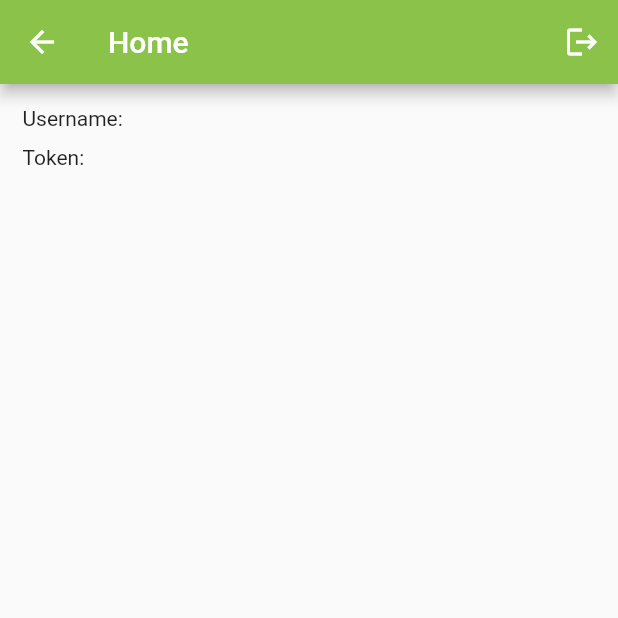
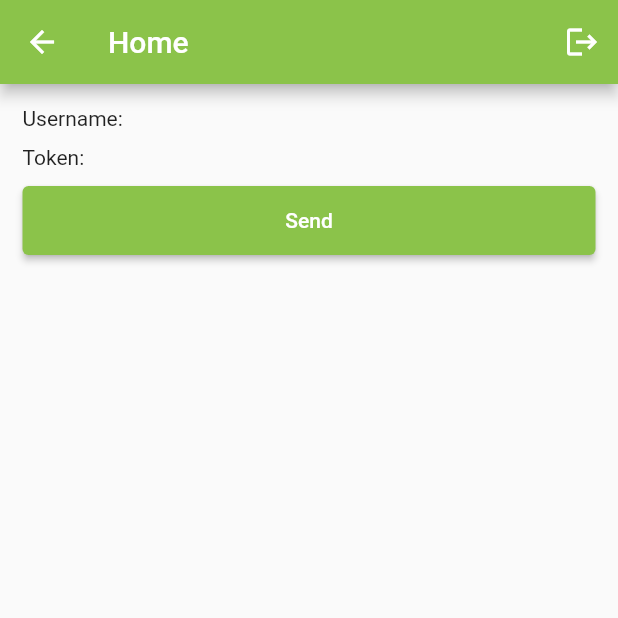
Before and after one commit to rayray199085/MyBlocApp, a Flutter app: the HomeView screen opened by its route, on a phone screen of 412 x 824 dp, the top half of it. Run offline on Flutter 3.47's test engine with Material 2 defaults, Android fonts, the phone set to English and light mode, and no system bars; our stand-ins replace bloc, equatable, flutter_bloc.

Commit message:
add a count down button to home page

```diff
--- a/my_bloc_app/lib/app.dart
+++ b/my_bloc_app/lib/app.dart
@@ -30,7 +30,7 @@ class MyBlocApp extends StatelessWidget {
           '/login': (context) => const LoginView(),
           '/home': (context) => const HomeView(),
         },
-        home: const LoginView(),
+        home: const HomeView(),
       ),
     );
   }
--- a/my_bloc_app/lib/pages/home/views/home_view.dart
+++ b/my_bloc_app/lib/pages/home/views/home_view.dart
@@ -1,7 +1,7 @@
 import 'package:flutter/material.dart';
 import 'package:flutter_bloc/flutter_bloc.dart';
 import 'package:my_bloc_app/blocs/authentication/authentication_cubit.dart';
-import 'package:my_bloc_app/widgets/custom_app_page.dart';
+import 'package:my_bloc_app/widgets/widgets.dart';
 
 class HomeView extends StatelessWidget {
   const HomeView({Key? key}) : super(key: key);
@@ -40,6 +40,10 @@ class HomeView extends StatelessWidget {
                   return Text('Token: ${state.token}');
                 },
               ),
+              const SizedBox(
+                height: 10,
+              ),
+              const CountDownButton(),
             ],
           ),
         ),
--- /dev/null
+++ b/my_bloc_app/lib/widgets/count_down_button/bloc/count_down_button_cubit.dart
@@ -0,0 +1,47 @@
+import 'dart:async';
+
+import 'package:bloc/bloc.dart';
+import 'package:equatable/equatable.dart';
+
+part 'count_down_button_state.dart';
+
+const _initialCount = 60;
+
+class CountDownButtonCubit extends Cubit<CountDownButtonState> {
+  CountDownButtonCubit()
+      : super(const CountDownButtonState(
+          count: _initialCount,
+          status: CountDownStatus.initialized,
+        ));
+
+  Timer? _timer;
+  void startCounting() {
+    if (_timer != null && _timer!.isActive) {
+      _resetTimer();
+    } else {
+      _timer = Timer.periodic(const Duration(seconds: 1), (timer) {
+        int currentCount = _initialCount - timer.tick;
+        if (currentCount >= 0) {
+          emit(state.copyWith(
+            count: currentCount,
+            status: CountDownStatus.processing,
+          ));
+        } else {
+          _resetTimer();
+        }
+      });
+    }
+  }
+
+  void _resetTimer() {
+    _timer?.cancel();
+    _timer = null;
+    emit(state.copyWith(status: CountDownStatus.completed));
+  }
+
+  @override
+  Future<void> close() {
+    _timer?.cancel();
+    return super.close();
+  }
+}
--- /dev/null
+++ b/my_bloc_app/lib/widgets/count_down_button/bloc/count_down_button_state.dart
@@ -0,0 +1,33 @@
+part of 'count_down_button_cubit.dart';
+
+enum CountDownStatus {
+  initialized,
+  processing,
+  completed,
+}
+
+class CountDownButtonState extends Equatable {
+  const CountDownButtonState({
+    required this.count,
+    required this.status,
+  });
+
+  final CountDownStatus status;
+  final int count;
+
+  CountDownButtonState copyWith({
+    int? count,
+    required CountDownStatus status,
+  }) {
+    return CountDownButtonState(
+      count: count ?? this.count,
+      status: status,
+    );
+  }
+
+  @override
+  List<Object> get props => [
+        count,
+        status,
+      ];
+}
--- /dev/null
+++ b/my_bloc_app/lib/widgets/count_down_button/count_down_widget.dart
@@ -0,0 +1,2 @@
+export 'package:my_bloc_app/widgets/count_down_button/bloc/count_down_button_cubit.dart';
+export 'package:my_bloc_app/widgets/count_down_button/views/count_down_button.dart';
--- /dev/null
+++ b/my_bloc_app/lib/widgets/count_down_button/views/count_down_button.dart
@@ -0,0 +1,42 @@
+import 'package:flutter/material.dart';
+import 'package:flutter_bloc/flutter_bloc.dart';
+import 'package:my_bloc_app/widgets/count_down_button/bloc/count_down_button_cubit.dart';
+
+class CountDownButton extends StatelessWidget {
+  const CountDownButton({Key? key}) : super(key: key);
+
+  @override
+  Widget build(BuildContext context) {
+    return BlocProvider(
+      create: (context) => CountDownButtonCubit(),
+      child: const CountDownView(),
+    );
+  }
+}
+
+class CountDownView extends StatelessWidget {
+  const CountDownView({Key? key}) : super(key: key);
+
+  @override
+  Widget build(BuildContext context) {
+    return BlocBuilder<CountDownButtonCubit, CountDownButtonState>(
+      builder: (context, state) {
+        return ElevatedButton(
+          onPressed: () => state.status != CountDownStatus.processing
+              ? context.read<CountDownButtonCubit>().startCounting()
+              : null,
+          child: Column(
+            children: [
+              if (state.status == CountDownStatus.initialized)
+                const Text('Send')
+              else if (state.status == CountDownStatus.processing)
+                Text('${state.count}s')
+              else if (state.status == CountDownStatus.completed)
+                const Text('Resend')
+            ],
+          ),
+        );
+      },
+    );
+  }
+}
--- a/my_bloc_app/lib/widgets/widgets.dart
+++ b/my_bloc_app/lib/widgets/widgets.dart
@@ -1 +1,2 @@
 export 'custom_app_page.dart';
+export 'count_down_button/count_down_widget.dart';
```
